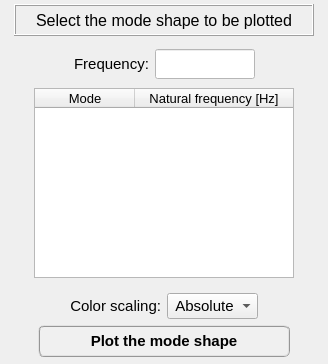
Old version of the form pulse/interface/ui_files/plot/results/structural/structural_mode_shape_widget.ui in the repository open-pulse/OpenPulse.
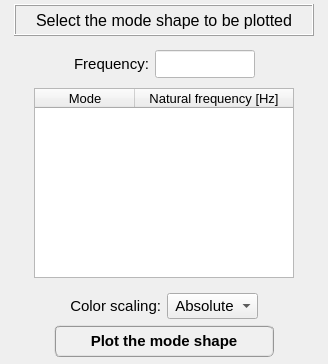
New version of the form.

```diff
--- a/pulse/interface/ui_files/plot/results/structural/structural_mode_shape_widget.ui
+++ b/pulse/interface/ui_files/plot/results/structural/structural_mode_shape_widget.ui
@@ -224,13 +224,13 @@
            <property name="minimumSize">
             <size>
              <width>100</width>
-             <height>30</height>
+             <height>28</height>
             </size>
            </property>
            <property name="maximumSize">
             <size>
              <width>100</width>
-             <height>30</height>
+             <height>28</height>
             </size>
            </property>
            <property name="font">
@@ -542,13 +542,13 @@
           <widget class="QPushButton" name="pushButton_plot">
            <property name="minimumSize">
             <size>
-             <width>252</width>
+             <width>220</width>
              <height>32</height>
             </size>
            </property>
            <property name="maximumSize">
             <size>
-             <width>252</width>
+             <width>220</width>
              <height>32</height>
             </size>
            </property>
```
